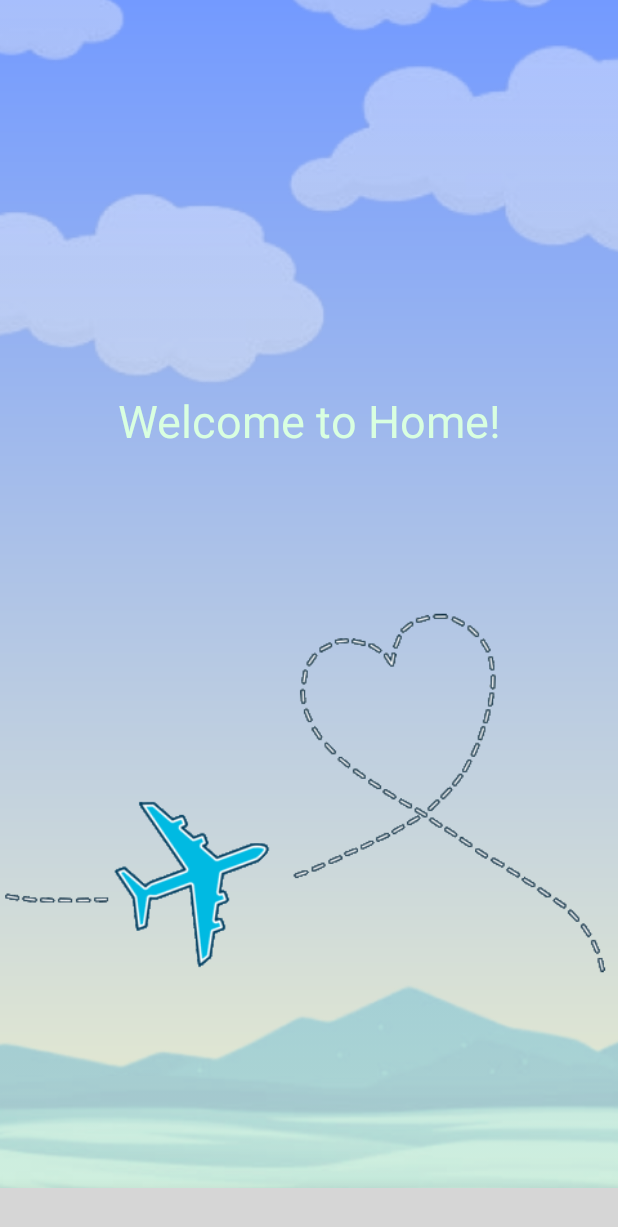
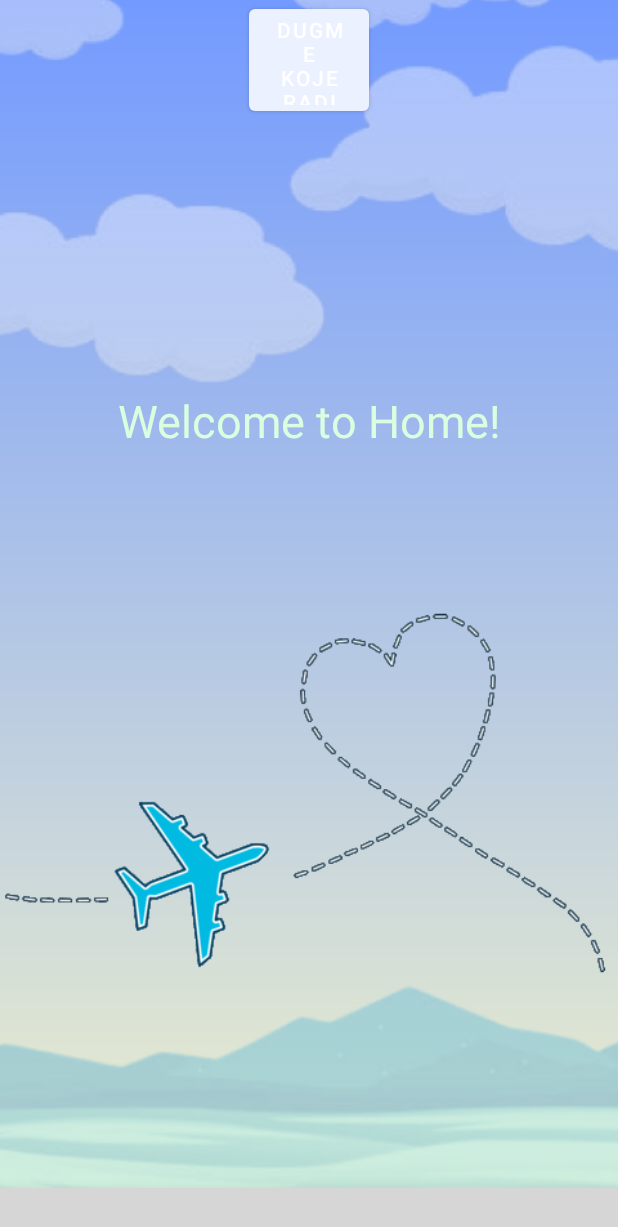
Before and after one commit to Andjelko20/BrzoDoLokacije, an Android app: the MainActivity screen opened directly, with no data from a screen before it, on a phone screen of 412 x 824 dp. Shown: the top 1227 px of the screen. Run offline under Robolectric (Android 15) with nearby library versions, the phone set to English and light mode, and no system bars; libraries missing offline, so code that uses them is left out: io.ak1; plain views replace BubbleTabBar; 1 statement that could not run was skipped; grey boxes are pictures that could not be loaded.

Commit message:
#21 pokusaj implementacije logout-a

```diff
--- a/src/application/app/src/main/java/com/example/brzodolokacije/MainActivity.kt
+++ b/src/application/app/src/main/java/com/example/brzodolokacije/MainActivity.kt
@@ -32,9 +32,9 @@ class MainActivity : AppCompatActivity() {
         binding = ActivityMainBinding.inflate(layoutInflater)
         setContentView(binding.root)
 
-//        logoutButton.setOnClickListener{
-//            logOut()
-//        }
+        dugmence.setOnClickListener{
+            logOut()
+        }
 
         replaceFragment(HomeFragment())
 
@@ -53,6 +53,15 @@ class MainActivity : AppCompatActivity() {
         })
 
     }
+
+
+    private fun replaceFragment(fragment: Fragment) {
+        val fragmentManager = supportFragmentManager
+        val fragmentTransaction = fragmentManager.beginTransaction()
+        fragmentTransaction.replace(R.id.fragment_container, fragment)
+        fragmentTransaction.commit()
+    }
+
     private fun logOut()
     {
         val sessionManager = SessionManager(this)
@@ -64,38 +73,33 @@ class MainActivity : AppCompatActivity() {
                 call: Call<DefaultResponse>,
                 response: Response<DefaultResponse>
             ) {
-                if(response.body()?.error.toString() == "true")
+                if(response.body()?.error.toString() == "false")
                 {
                     sessionManager.deleteAuthToken()
                     sessionManager.deleteUsername()
+
+//                    Log.d("Auth", sessionManager.fetchAuthToken().toString())
+
 
                     val intent = Intent(this@MainActivity, LoginActivity::class.java)
                     startActivity(intent)
                     finish()
                 }
-                else
-                {
-                    var username=response.body()?.message.toString()
-                    sessionManager.saveUsername(username)
-
-                    val intent = Intent(this@MainActivity, LoginActivity::class.java)
-                    startActivity(intent)
-                    finish()
-                }
+//                else
+//                {
+//                    var username=response.body()?.message.toString()
+//                    sessionManager.saveUsername(username)
+//
+//                    val intent = Intent(this@MainActivity, LoginActivity::class.java)
+//                    startActivity(intent)
+//                    finish()
+//                }
             }
 
             override fun onFailure(call: Call<DefaultResponse>, t: Throwable) {
-                Toast.makeText(this@MainActivity,t.toString(),Toast.LENGTH_SHORT).show()
+                Toast.makeText(this@MainActivity,t.toString(), Toast.LENGTH_SHORT).show()
             }
 
         })
     }
-
-    private fun replaceFragment(fragment: Fragment) {
-        val fragmentManager = supportFragmentManager
-        val fragmentTransaction = fragmentManager.beginTransaction()
-        fragmentTransaction.replace(R.id.fragment_container, fragment)
-        fragmentTransaction.commit()
-    }
-
 }
--- a/src/application/app/src/main/res/layout/activity_main.xml
+++ b/src/application/app/src/main/res/layout/activity_main.xml
@@ -7,6 +7,14 @@
     android:layout_centerHorizontal="true"
     tools:context=".MainActivity"
     android:background="@drawable/loginregisterstyle">
+    <Button
+        android:id="@+id/dugmence"
+        android:layout_width="80dp"
+        android:layout_height="80dp"
+        android:text="Dugme koje radi nesto"
+        app:layout_constraintEnd_toEndOf="parent"
+        app:layout_constraintStart_toStartOf="parent"
+        app:layout_constraintTop_toTopOf="parent" />
 
     <FrameLayout
         android:id="@+id/fragment_container"
@@ -16,6 +24,7 @@
         app:layout_constraintStart_toStartOf="parent"
         app:layout_constraintTop_toTopOf="parent"
         app:layout_constraintBottom_toBottomOf="@+id/bubbleTabBar"/>
+
 
     <io.ak1.BubbleTabBar
         android:id="@+id/bubbleTabBar"
```
Also changed, not shown: src/application/app/src/main/java/com/example/brzodolokacije/fragments/ProfileFragment.kt (+15 -0 lines).
